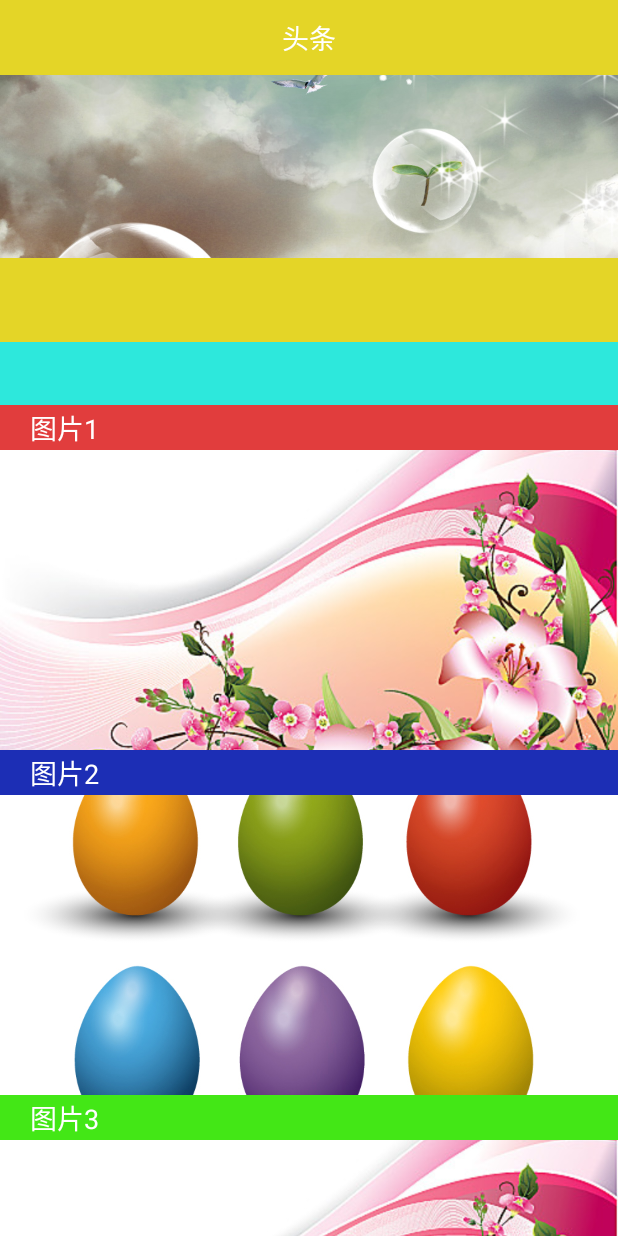
After one commit to gongpan/MySample, an Android app: the UCDetailAct screen opened directly, with no data from a screen before it, on a phone screen of 412 x 824 dp. The commit adds this screen. Run offline under Robolectric (Android 15) with nearby library versions, the phone set to English and light mode, and no system bars.

Commit message:
初始化提交

```diff
--- a/PandanaApp/app/build.gradle
+++ b/PandanaApp/app/build.gradle
@@ -20,10 +20,11 @@ android {
 }
 
 dependencies {
-    compile fileTree(dir: 'libs', include: ['*.jar'])
+    compile fileTree(include: ['*.jar'], dir: 'libs')
     androidTestCompile('com.android.support.test.espresso:espresso-core:2.2.2', {
         exclude group: 'com.android.support', module: 'support-annotations'
     })
     compile 'com.android.support:appcompat-v7:25.3.0'
     testCompile 'junit:junit:4.12'
+    compile 'com.android.support:design:25.3.0'
 }
--- a/PandanaApp/app/src/main/AndroidManifest.xml
+++ b/PandanaApp/app/src/main/AndroidManifest.xml
@@ -15,6 +15,10 @@
                 <category android:name="android.intent.category.LAUNCHER"/>
             </intent-filter>
         </activity>
+        <activity android:name=".meterial.CoordinatorDetailAct">
+        </activity>
+        <activity android:name=".meterial.UCDetailAct">
+        </activity>
     </application>
 
 </manifest>
--- /dev/null
+++ b/PandanaApp/app/src/main/java/com/pandana/pandanaapp/meterial/UCDetailAct.java
@@ -0,0 +1,30 @@
+package com.pandana.pandanaapp.meterial;
+
+import android.app.Activity;
+import android.os.Bundle;
+
+import com.pandana.pandanaapp.R;
+
+public class UCDetailAct extends Activity {
+
+    @Override
+    protected void onCreate(Bundle savedInstanceState) {
+        super.onCreate(savedInstanceState);
+        setContentView(R.layout.activity_ucdetail);
+
+//        findViewById(R.id.obser).setOnTouchListener(new View.OnTouchListener() {
+//            @Override
+//            public boolean onTouch(View view, MotionEvent event) {
+//
+//                switch (event.getAction()){
+//
+//                    case MotionEvent.ACTION_MOVE:
+//                        view.setX(event.getRawX() - view.getWidth()/2);
+//                        view.setY(event.getRawY()- view.getHeight()/2);
+//                        break;
+//                }
+//                return false;
+//            }
+//        });
+    }
+}
--- /dev/null
+++ b/PandanaApp/app/src/main/java/com/pandana/pandanaapp/meterial/UCEmulateBehavior.java
@@ -0,0 +1,46 @@
+package com.pandana.pandanaapp.meterial;
+
+import android.content.Context;
+import android.support.design.widget.CoordinatorLayout;
+import android.util.AttributeSet;
+import android.util.Log;
+import android.view.View;
+import android.widget.TextView;
+import android.widget.Toolbar;
+
+/**
+ * Created by gongpan on 2017/6/6.
+ */
+
+public class UCEmulateBehavior extends CoordinatorLayout.Behavior<TextView> {
+
+    private int mFrameMaxHeight = 100;
+    private int mStartY;
+
+    public UCEmulateBehavior(Context context, AttributeSet attrs) {
+        super(context, attrs);
+    }
+
+
+    @Override
+    public boolean layoutDependsOn(CoordinatorLayout parent, TextView child, View dependency) {
+        return dependency instanceof Toolbar;
+    }
+
+
+    @Override
+    public boolean onDependentViewChanged(CoordinatorLayout parent, TextView child, View dependency) {
+
+        Log.i("lsh","dependency Y ==》"+dependency.getY()+"");
+        if (mStartY == 0) {
+            mStartY = (int) dependency.getY();
+            Log.i("lsh","mStartY ==》"+mStartY+"");
+        }
+
+        float percent = dependency.getY() / mStartY;
+        Log.i("lsh","percent ==》"+percent+"");
+
+        child.setY(-child.getHeight()*percent);
+        return true;
+    }
+}
--- /dev/null
+++ b/PandanaApp/app/src/main/res/layout/activity_ucdetail.xml
@@ -0,0 +1,78 @@
+<?xml version="1.0" encoding="utf-8"?>
+<android.support.design.widget.CoordinatorLayout
+    xmlns:android="http://schemas.android.com/apk/res/android"
+    xmlns:app="http://schemas.android.com/apk/res-auto"
+    xmlns:tools="http://schemas.android.com/tools"
+    android:id="@+id/activity_ucdetail"
+    android:layout_width="match_parent"
+    android:layout_height="match_parent"
+    tools:context="com.pandana.pandanaapp.meterial.UCDetailAct">
+
+
+    <android.support.design.widget.AppBarLayout
+        android:layout_width="match_parent"
+        android:layout_height="wrap_content"
+        android:elevation="0dp">
+
+        <android.support.design.widget.CollapsingToolbarLayout
+            android:layout_width="match_parent"
+            android:layout_height="wrap_content"
+            app:layout_scrollFlags="scroll|exitUntilCollapsed|snap">
+
+
+            <ImageView
+                android:layout_width="match_parent"
+                android:layout_height="300dp"
+                android:scaleType="centerCrop"
+                android:src="@drawable/img02"
+                app:layout_collapseMode="parallax"
+                app:layout_collapseParallaxMultiplier="0.5"/>
+
+
+            <FrameLayout
+                android:id="@+id/frame_layout"
+                android:layout_width="match_parent"
+                android:layout_height="100dp"
+                android:layout_gravity="bottom|center_horizontal"
+                android:background="#2de8dc"
+                app:layout_collapseMode="parallax"
+                app:layout_collapseParallaxMultiplier="0.3">
+
+            </FrameLayout>
+        </android.support.design.widget.CollapsingToolbarLayout>
+    </android.support.design.widget.AppBarLayout>
+
+
+    <android.support.v4.widget.NestedScrollView
+        android:layout_width="match_parent"
+        android:layout_height="match_parent"
+        android:scrollbars="none"
+        app:behavior_overlapTop="30dp"
+        app:layout_behavior="@string/appbar_scrolling_view_behavior">
+
+
+        <include layout="@layout/layout_main"/>
+
+    </android.support.v4.widget.NestedScrollView>
+
+
+    <android.support.v7.widget.Toolbar
+        android:layout_width="match_parent"
+        android:layout_height="?attr/actionBarSize"
+        app:layout_anchor="@id/frame_layout"
+        android:background="#e4d527">
+
+    </android.support.v7.widget.Toolbar>
+
+    <TextView
+        android:visibility="visible"
+        android:background="#e4d527"
+        android:gravity="center"
+        android:textColor="#fff"
+        android:textSize="18sp"
+        android:layout_width="match_parent"
+        android:layout_height="50dp"
+        app:layout_behavior="com.pandana.pandanaapp.meterial.UCEmulateBehavior"
+        android:text="头条"/>
+
+</android.support.design.widget.CoordinatorLayout>
--- /dev/null
+++ b/PandanaApp/app/src/main/res/layout/layout_main.xml
@@ -0,0 +1,56 @@
+<?xml version="1.0" encoding="utf-8"?>
+<LinearLayout xmlns:android="http://schemas.android.com/apk/res/android"
+              android:layout_width="match_parent"
+              android:layout_height="match_parent"
+              android:orientation="vertical">
+
+    <TextView
+        android:layout_width="match_parent"
+        android:layout_height="30dp"
+        android:background="#e13d3d"
+        android:gravity="center_vertical"
+        android:paddingLeft="20dp"
+        android:text="图片1"
+        android:textColor="#fff"
+        android:textSize="18sp"/>
+
+    <ImageView
+        android:layout_width="match_parent"
+        android:layout_height="200dp"
+        android:scaleType="centerCrop"
+        android:src="@drawable/img01"/>
+
+    <TextView
+        android:layout_width="match_parent"
+        android:layout_height="30dp"
+        android:background="#1c2eb5"
+        android:gravity="center_vertical"
+        android:paddingLeft="20dp"
+        android:text="图片2"
+        android:textColor="#fff"
+        android:textSize="18sp"/>
+
+    <ImageView
+        android:layout_width="match_parent"
+        android:layout_height="200dp"
+        android:scaleType="centerCrop"
+        android:src="@drawable/img03"/>
+
+    <TextView
+        android:layout_width="match_parent"
+        android:layout_height="30dp"
+        android:background="#43e716"
+        android:gravity="center_vertical"
+        android:paddingLeft="20dp"
+        android:text="图片3"
+        android:textColor="#fff"
+        android:textSize="18sp"/>
+
+    <ImageView
+        android:layout_width="match_parent"
+        android:layout_height="200dp"
+        android:scaleType="centerCrop"
+        android:src="@drawable/img01"/>
+
+
+</LinearLayout>
```
Also changed, not shown: PandanaApp/app/src/main/java/com/pandana/pandanaapp/MainActivity.java (+19 -2 lines), PandanaApp/app/src/main/java/com/pandana/pandanaapp/meterial/CoordinatorDetailAct.java (added, +32 -0 lines), PandanaApp/app/src/main/java/com/pandana/pandanaapp/meterial/EasyBehavior.java (added, +34 -0 lines), PandanaApp/app/src/main/res/layout/activity_coordinator_detail.xml (added, +43 -0 lines), PandanaApp/app/src/main/res/layout/activity_main.xml (+3 -5 lines), PandanaApp/app/src/main/res/drawable/img01.jpg (added), PandanaApp/app/src/main/res/drawable/img02.jpg (added), PandanaApp/app/src/main/res/drawable/img03.jpg (added).
